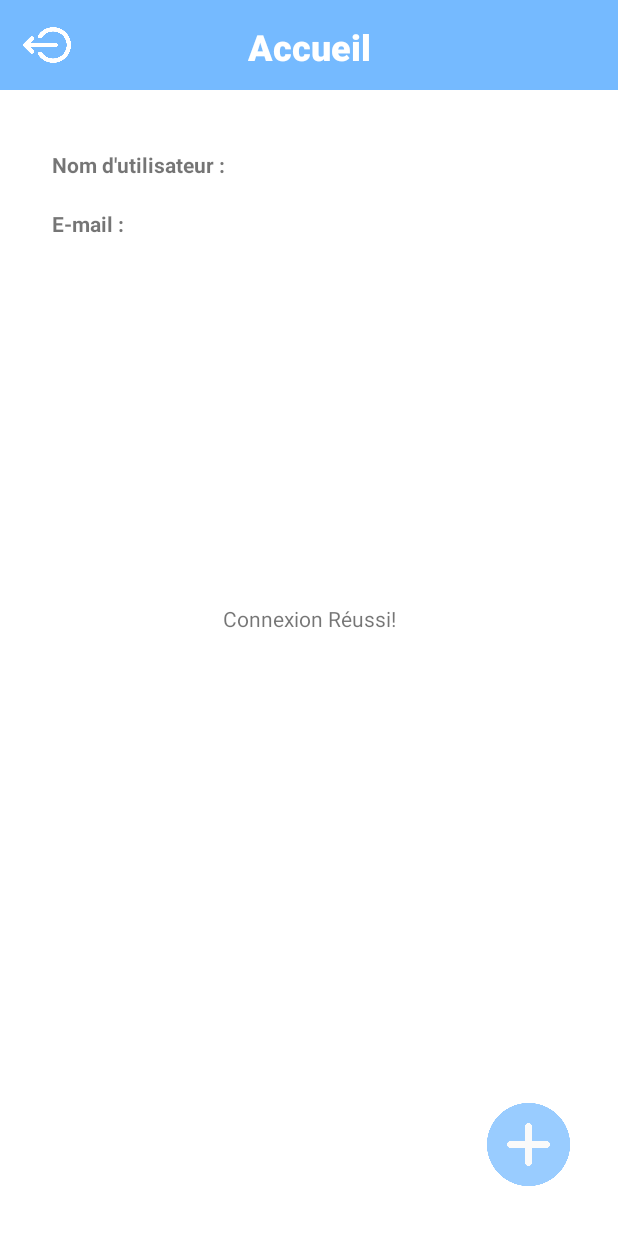
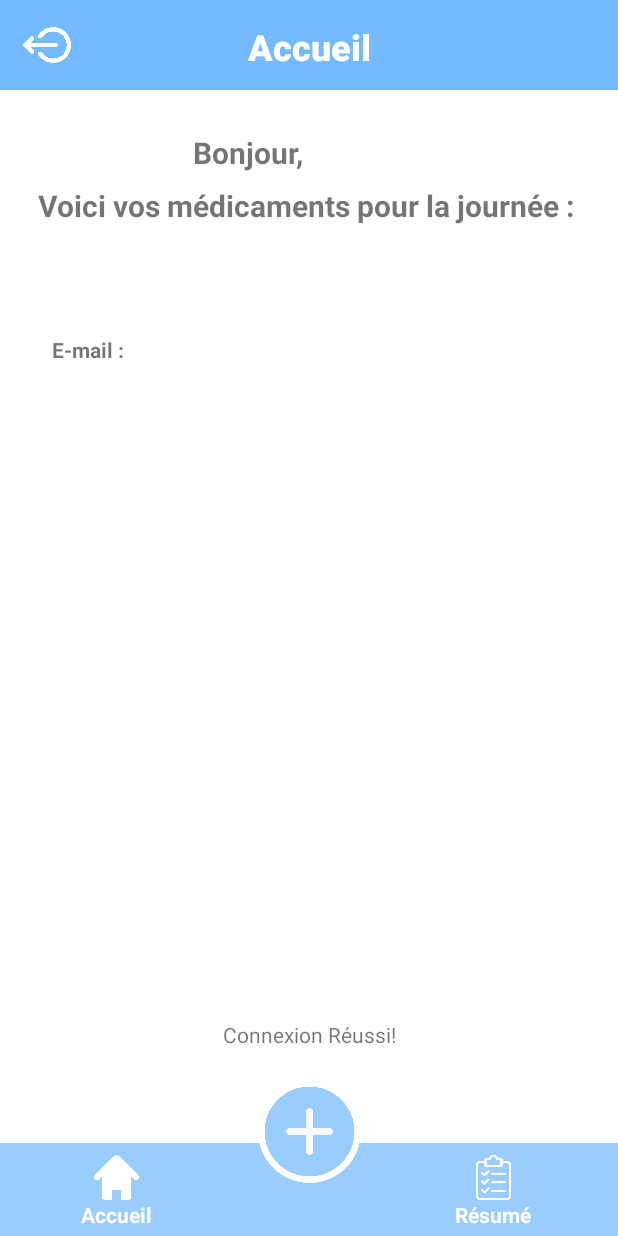
Before and after one commit to CurtainShow/Poyo-Minder, an Android app: the ProfileActivity screen opened directly, with no data from a screen before it, on a phone screen of 412 x 824 dp. Run offline under Robolectric (Android 15) with nearby library versions, the phone set to English and light mode, and no system bars; our stand-ins replace Firebase (no records; nobody signed in at launch, a user with empty details on screens opened directly).

Commit message:
V1 - Commit
Merge du travail de Teyo, Pieh et Awan

```diff
--- a/app/build.gradle
+++ b/app/build.gradle
@@ -38,6 +38,7 @@ dependencies {
     implementation 'com.google.firebase:firebase-auth:21.0.1'
     implementation 'com.google.android.gms:play-services-auth:19.0.0'
     implementation 'com.google.firebase:firebase-database:20.0.0'
+    implementation 'com.google.firebase:firebase-messaging:22.0.0'
 
     testImplementation 'junit:junit:4.+'
     androidTestImplementation 'androidx.test.ext:junit:1.1.2'
--- /dev/null
+++ b/app/src/main/res/drawable/background_plus_button.xml
@@ -0,0 +1,5 @@
+<?xml version="1.0" encoding="utf-8"?>
+<shape xmlns:android="http://schemas.android.com/apk/res/android">
+    <corners android:radius="200dp"/>
+    <solid android:color="@color/white"/>
+</shape>
--- a/app/src/main/res/layout/activity_profile.xml
+++ b/app/src/main/res/layout/activity_profile.xml
@@ -14,7 +14,8 @@
         app:layout_constraintBottom_toBottomOf="parent"
         app:layout_constraintEnd_toEndOf="parent"
         app:layout_constraintStart_toStartOf="parent"
-        app:layout_constraintTop_toTopOf="parent" />
+        app:layout_constraintTop_toTopOf="parent"
+        app:layout_constraintVertical_bias="0.845" />
 
     <Button
         android:id="@+id/logout_button"
@@ -35,11 +36,12 @@
         android:id="@+id/print_username"
         android:layout_width="wrap_content"
         android:layout_height="wrap_content"
-        android:layout_marginTop="100dp"
-        android:text="Nom d'utilisateur :"
+        android:layout_marginTop="88dp"
+        android:text="Bonjour,"
+        android:textSize="20sp"
         android:textStyle="bold"
         app:layout_constraintEnd_toEndOf="parent"
-        app:layout_constraintHorizontal_bias="0.117"
+        app:layout_constraintHorizontal_bias="0.38"
         app:layout_constraintStart_toStartOf="parent"
         app:layout_constraintTop_toTopOf="parent" />
 
@@ -47,11 +49,11 @@
         android:id="@+id/print_email"
         android:layout_width="wrap_content"
         android:layout_height="wrap_content"
-        android:layout_marginTop="20dp"
+        android:layout_marginTop="108dp"
         android:text="E-mail :"
         android:textStyle="bold"
         app:layout_constraintEnd_toEndOf="parent"
-        app:layout_constraintHorizontal_bias="0.095"
+        app:layout_constraintHorizontal_bias="0.096"
         app:layout_constraintStart_toStartOf="parent"
         app:layout_constraintTop_toBottomOf="@+id/print_username" />
 
@@ -59,9 +61,12 @@
         android:id="@+id/data_username"
         android:layout_width="wrap_content"
         android:layout_height="wrap_content"
-        android:layout_marginTop="100dp"
+        android:layout_marginTop="88dp"
+        android:textColor="@color/blue_onboarding2"
+        android:textSize="20sp"
+        android:textStyle="bold"
         app:layout_constraintEnd_toEndOf="parent"
-        app:layout_constraintHorizontal_bias="0.088"
+        app:layout_constraintHorizontal_bias="0.031"
         app:layout_constraintStart_toEndOf="@+id/print_username"
         app:layout_constraintTop_toTopOf="parent" />
 
@@ -69,9 +74,9 @@
         android:id="@+id/data_email"
         android:layout_width="wrap_content"
         android:layout_height="wrap_content"
-        android:layout_marginTop="20dp"
+        android:layout_marginTop="108dp"
         app:layout_constraintEnd_toEndOf="parent"
-        app:layout_constraintHorizontal_bias="0.062"
+        app:layout_constraintHorizontal_bias="0.054"
         app:layout_constraintStart_toEndOf="@+id/print_email"
         app:layout_constraintTop_toBottomOf="@+id/print_username" />
 
@@ -88,20 +93,28 @@
 
     <Button
         android:id="@+id/button_add_medicine"
-        android:layout_width="55dp"
-        android:layout_height="55dp"
-        android:layout_marginEnd="32dp"
-        android:layout_marginRight="32dp"
-        android:layout_marginBottom="32dp"
-        android:background="@drawable/plus"
+        android:layout_width="70dp"
+        android:layout_height="70dp"
+        android:background="@drawable/button_plus_new"
         app:backgroundTint="#FFFFFF"
         app:backgroundTintMode="multiply"
         app:layout_constraintBottom_toBottomOf="parent"
         app:layout_constraintEnd_toEndOf="parent"
-        app:layout_constraintHorizontal_bias="1.0"
         app:layout_constraintStart_toStartOf="parent"
         app:layout_constraintTop_toBottomOf="@+id/top_ruban"
-        app:layout_constraintVertical_bias="0.998" />
+        app:layout_constraintVertical_bias="0.95" />
+
+    <ImageView
+        android:id="@+id/bottom_ruban"
+        android:layout_width="413dp"
+        android:layout_height="62dp"
+        android:background="#FFFFFF"
+        app:layout_constraintBottom_toBottomOf="parent"
+        app:layout_constraintEnd_toEndOf="parent"
+        app:layout_constraintHorizontal_bias="0.333"
+        app:layout_constraintStart_toStartOf="parent"
+        app:srcCompat="@color/blue_used"
+        tools:ignore="InvalidId,MissingConstraints" />
 
     <TextView
         android:id="@+id/layout_name_Main"
@@ -119,4 +132,71 @@
         app:layout_constraintTop_toTopOf="@+id/top_ruban"
         app:layout_constraintVertical_bias="0.538" />
 
+    <TextView
+        android:id="@+id/complement_onboarding"
+        android:layout_width="wrap_content"
+        android:layout_height="wrap_content"
+        android:layout_marginTop="8dp"
+        android:text="Voici vos médicaments pour la journée :"
+        android:textSize="20sp"
+        android:textStyle="bold"
+        app:layout_constraintEnd_toEndOf="parent"
+        app:layout_constraintHorizontal_bias="0.467"
+        app:layout_constraintStart_toStartOf="parent"
+        app:layout_constraintTop_toBottomOf="@+id/print_username" />
+
+    <Button
+        android:id="@+id/button_home"
+        android:layout_width="30dp"
+        android:layout_height="30dp"
+        android:layout_marginBottom="24dp"
+        android:background="@drawable/home"
+        app:backgroundTint="#FFFFFF"
+        app:layout_constraintBottom_toBottomOf="@+id/bottom_ruban"
+        app:layout_constraintEnd_toEndOf="parent"
+        app:layout_constraintHorizontal_bias="0.164"
+        app:layout_constraintStart_toStartOf="parent" />
+
+    <Button
+        android:id="@+id/button_resume"
+        android:layout_width="30dp"
+        android:layout_height="30dp"
+        android:layout_marginBottom="24dp"
+        android:background="@drawable/clipboard2"
+        app:backgroundTint="#FFFFFF"
+        app:layout_constraintBottom_toBottomOf="@+id/bottom_ruban"
+        app:layout_constraintEnd_toEndOf="parent"
+        app:layout_constraintHorizontal_bias="0.822"
+        app:layout_constraintStart_toStartOf="parent" />
+
+    <TextView
+        android:id="@+id/Accueil_text"
+        android:layout_width="49dp"
+        android:layout_height="17dp"
+        android:text="Accueil"
+        android:textColor="#FFFFFF"
+        android:textSize="14sp"
+        android:textStyle="bold"
+        app:layout_constraintBottom_toBottomOf="parent"
+        app:layout_constraintEnd_toEndOf="parent"
+        app:layout_constraintHorizontal_bias="0.148"
+        app:layout_constraintStart_toStartOf="parent"
+        app:layout_constraintTop_toBottomOf="@+id/button_home"
+        app:layout_constraintVertical_bias="0.0" />
+
+    <TextView
+        android:id="@+id/Resume_text"
+        android:layout_width="55dp"
+        android:layout_height="20dp"
+        android:text="Résumé"
+        android:textColor="#FFFFFF"
+        android:textSize="14sp"
+        android:textStyle="bold"
+        app:layout_constraintBottom_toBottomOf="parent"
+        app:layout_constraintEnd_toEndOf="parent"
+        app:layout_constraintHorizontal_bias="0.85"
+        app:layout_constraintStart_toStartOf="parent"
+        app:layout_constraintTop_toBottomOf="@+id/button_resume"
+        app:layout_constraintVertical_bias="0.0" />
+
 </androidx.constraintlayout.widget.ConstraintLayout>
--- a/app/src/main/res/layout/activity_register_user.xml
+++ b/app/src/main/res/layout/activity_register_user.xml
@@ -151,7 +151,7 @@
         android:layout_height="wrap_content"
         android:layout_marginTop="5dp"
         android:layout_marginRight="5dp"
-        android:text="Tu as déjà un compte? Inscrit toi !"
+        android:text="Tu as déjà un compte? Connecte toi !"
         app:layout_constraintBottom_toBottomOf="parent"
         app:layout_constraintEnd_toEndOf="@+id/password"
         app:layout_constraintHorizontal_bias="0.65"
--- a/app/src/main/res/values/colors.xml
+++ b/app/src/main/res/values/colors.xml
@@ -3,7 +3,7 @@
     <color name="purple_200">#FFBB86FC</color>
     <color name="purple_500">#FF6200EE</color>
     <color name="purple_700">#FF3700B3</color>
-    <color name="teal_200">#FF03DAC5</color>
+    <color name="teal_200">#75BAFF</color>
     <color name="teal_700">#FF018786</color>
     <color name="black">#FF000000</color>
     <color name="white">#FFFFFFFF</color>
--- a/app/src/main/res/values/strings.xml
+++ b/app/src/main/res/values/strings.xml
@@ -1,5 +1,6 @@
 <resources>
     <string name="app_name">Poyo\'Minder</string>
+
     <string name="header_de_la_page">Header de la page</string>
     <string name="nouveau_m_dicament">Nouveau médicament</string>
     <string name="m_dicament">Médicament</string>
```
Also changed, not shown: app/src/main/java/com/example/poyominder/AddMedicine.java (+74 -8 lines), app/src/main/java/com/example/poyominder/MainActivity.java (+1 -10 lines), app/src/main/java/com/example/poyominder/Medicine.java (added, +26 -0 lines), app/src/main/res/layout/activity_add_medicine.xml (+6 -5 lines), app/src/main/res/layout/affichage_medicaments.xml (+22 -41 lines), app/src/main/res/drawable-v24/clipboard2.png (added), app/src/main/res/drawable-v24/home.png (added), app/src/main/res/drawable/button_plus_new.png (added), app/src/main/res/drawable/button_plus_new2.png (added).
